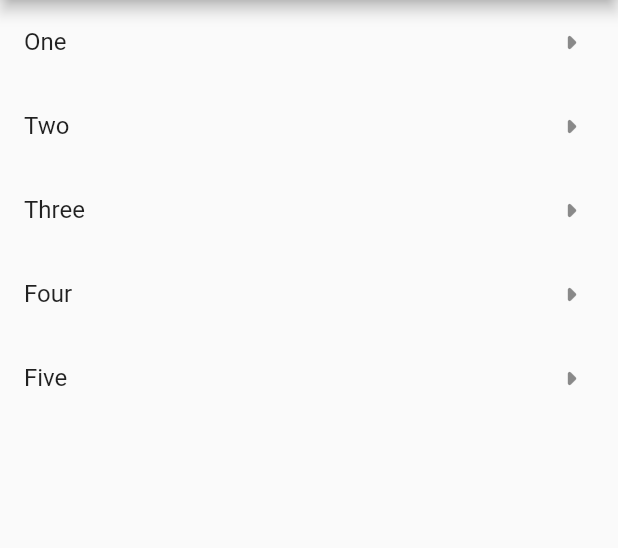
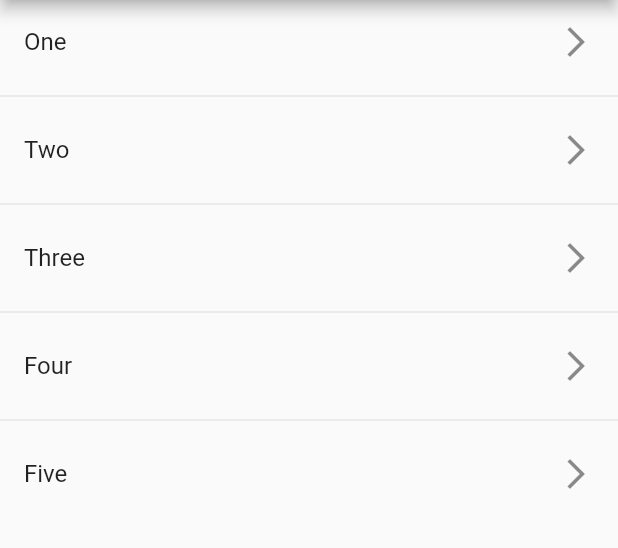
Before and after one commit to Turyfay/app-components-flutter, a Flutter app: the screen it shows after launch, on a phone screen of 412 x 824 dp, the part 84-632 px from its top. Run offline on Flutter 3.47's test engine with Material 2 defaults, Android fonts, the phone set to English and light mode, and no system bars.

Commit message:
Listview builder y separated

```diff
--- a/lib/main.dart
+++ b/lib/main.dart
@@ -1,4 +1,4 @@
-import 'package:app_components/screens/listview1_screeen.dart';
+import 'package:app_components/screens/listview2_screeen.dart';
 import 'package:flutter/material.dart';
 
 void main() => runApp(const MyApp());
@@ -11,6 +11,6 @@ class MyApp extends StatelessWidget {
     return const MaterialApp(
         debugShowCheckedModeBanner: false,
         title: 'App components',
-        home: Listview1Screen());
+        home: Listview2Screen());
   }
 }
--- /dev/null
+++ b/lib/screens/listview2_screeen.dart
@@ -0,0 +1,22 @@
+import 'package:flutter/material.dart';
+
+class Listview2Screen extends StatelessWidget {
+  final options = const ['One', 'Two', 'Three', 'Four', 'Five'];
+
+  const Listview2Screen({Key? key}) : super(key: key);
+
+  @override
+  Widget build(BuildContext context) {
+    return Scaffold(
+        appBar: AppBar(title: const Text('Lista de componetes')),
+        body: ListView.separated(
+            itemBuilder: (context, index) {
+              return ListTile(
+                title: Text(options[index]),
+                trailing: const Icon(Icons.arrow_forward_ios),
+              );
+            },
+            separatorBuilder: (_, __) => const Divider(),
+            itemCount: options.length));
+  }
+}
```
